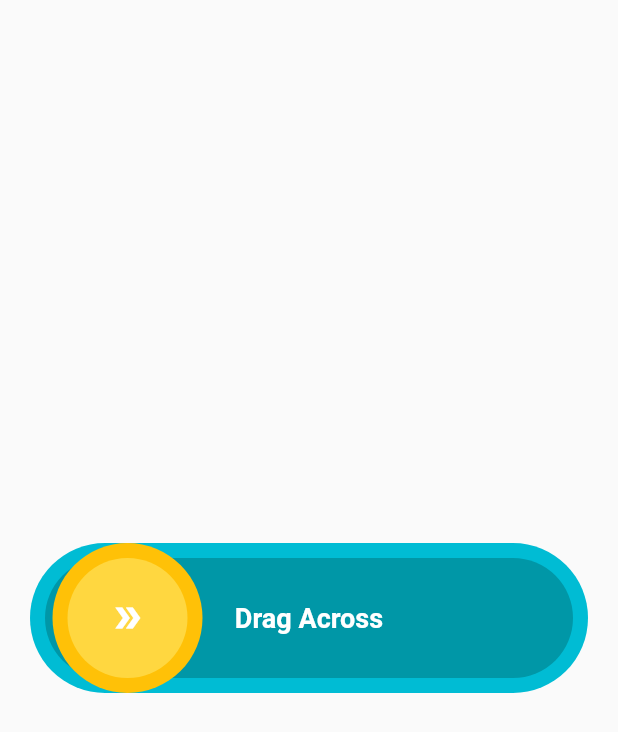
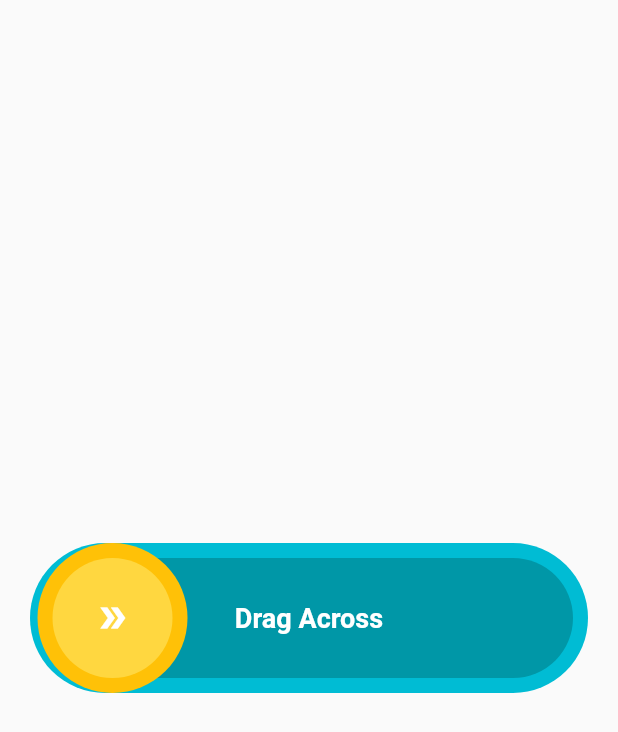
Before and after one commit to BarkaBoss/My-Widgets, a Flutter app: the screen it shows after launch, on a phone screen of 412 x 824 dp. Shown: the top 732 px of the screen. Run offline on Flutter 3.47's test engine with Material 2 defaults, Android fonts, the phone set to English and light mode, and no system bars.

```diff
--- a/lib/screens/drag_target.dart
+++ b/lib/screens/drag_target.dart
@@ -34,7 +34,7 @@ class _DragToTargetState extends State<DragToTarget> {
                   color: Colors.cyan.shade700,
                   borderRadius: BorderRadius.circular(50)),
             ),
-            Text("Drag Across", style: TextStyle(color: Colors.white,fontWeight: FontWeight.bold, fontSize: 18),),
+            const Text("Drag Across", style: TextStyle(color: Colors.white,fontWeight: FontWeight.bold, fontSize: 18),),
             _dragIcon()
           ],
         )),
@@ -44,7 +44,7 @@ class _DragToTargetState extends State<DragToTarget> {
 
   Widget _dragIcon(){
     return Padding(
-      padding: EdgeInsets.all(15),
+      padding: EdgeInsets.all(5),
       child: Row(
         mainAxisAlignment: MainAxisAlignment.spaceBetween,
         children: [
```
Also changed, not shown: 2 other files.
